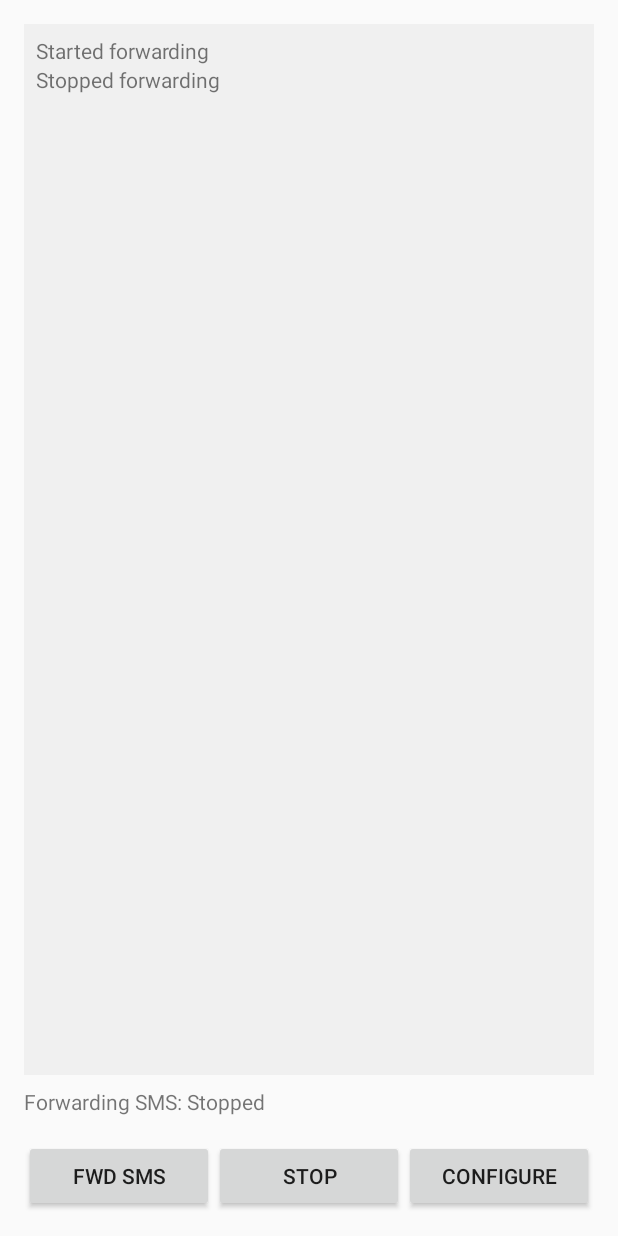
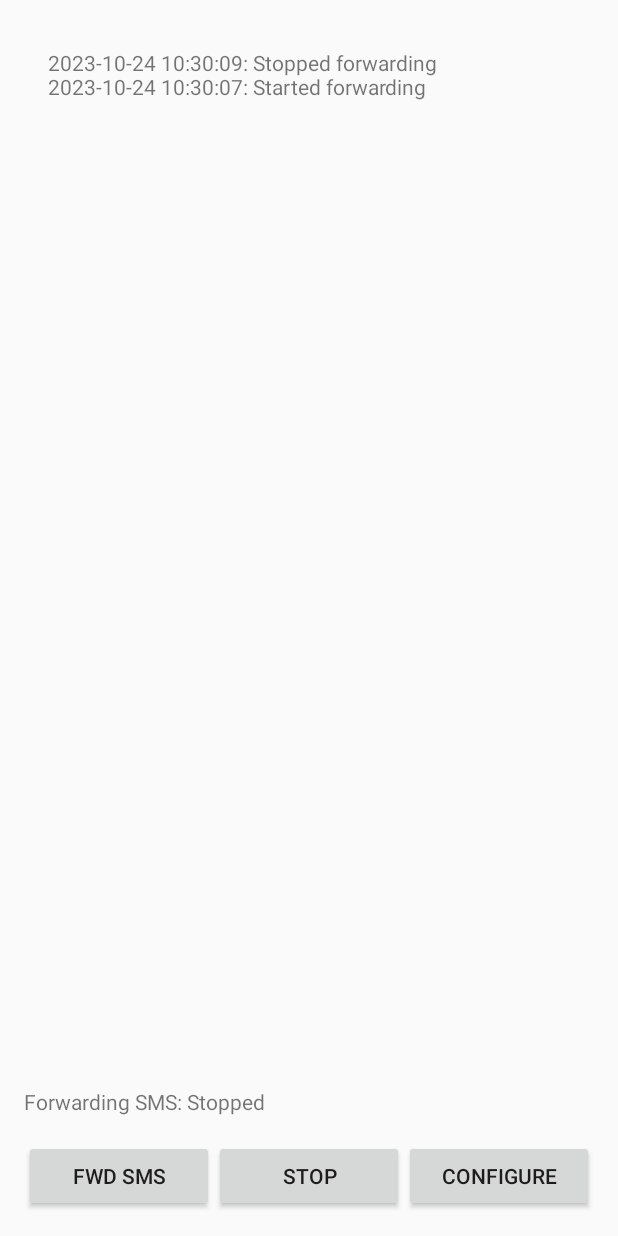
Before and after one commit to ganeshv/textfiltrator, an Android app built with Jetpack Compose: the screen it shows after launch (MainActivity), after a tap on "STOP", on a phone screen of 412 x 824 dp. Run offline under Robolectric (Android 15) with nearby library versions, the phone set to English and light mode, and no system bars; 1 other tap on this screen came first.

Commit message:
logging seems to work now

```diff
--- a/SMSReaderApp/app/build.gradle.kts
+++ b/SMSReaderApp/app/build.gradle.kts
@@ -49,17 +49,16 @@ android {
 dependencies {
 
     implementation("androidx.core:core-ktx:1.9.0")
-    implementation("androidx.lifecycle:lifecycle-runtime-ktx:2.6.1")
     implementation("androidx.activity:activity-compose:1.7.0")
     implementation(platform("androidx.compose:compose-bom:2023.03.00"))
     implementation("androidx.compose.ui:ui")
     implementation("androidx.compose.ui:ui-graphics")
     implementation("androidx.compose.ui:ui-tooling-preview")
     implementation("androidx.compose.material3:material3")
-    implementation("androidx.recyclerview:recyclerview:1.3.1")
     implementation("androidx.security:security-crypto:1.0.0")
     implementation("com.sun.mail:android-mail:1.6.5")
     implementation("com.sun.mail:android-activation:1.6.5")
+    implementation("androidx.appcompat:appcompat:1.6.1")
 
     testImplementation("junit:junit:4.13.2")
     androidTestImplementation("androidx.test.ext:junit:1.1.5")
--- a/SMSReaderApp/app/src/main/java/com/example/smsreaderapp/ConfigActivity.kt
+++ b/SMSReaderApp/app/src/main/java/com/example/smsreaderapp/ConfigActivity.kt
@@ -96,7 +96,7 @@ class ConfigActivity : Activity() {
             // Save to encrypted shared preferences
             saveSettings(smtpServer, portString, senderEmail, senderPassword, recipientEmails.joinToString(" "), subjectLine)
             configStatusTextView.text = "Configuration saved successfully!"
-
+            LogManager.log("Configuration saved successfully!")
             // Make all the fields uneditable until the Edit button is pressed
             disableEdit()
         }
@@ -105,6 +105,7 @@ class ConfigActivity : Activity() {
             // Wipe all preferences
             saveSettings("", "", "", "", "", "")
             loadSettings()
+            LogManager.log("Configuration reset successfully!")
         }
     }
 
--- a/SMSReaderApp/app/src/main/java/com/example/smsreaderapp/MainActivity.kt
+++ b/SMSReaderApp/app/src/main/java/com/example/smsreaderapp/MainActivity.kt
@@ -1,73 +1,30 @@
-/*
-package com.example.smsreaderapp
-
-import android.os.Bundle
-import androidx.activity.ComponentActivity
-import androidx.activity.compose.setContent
-import androidx.compose.foundation.layout.fillMaxSize
-import androidx.compose.material3.MaterialTheme
-import androidx.compose.material3.Surface
-import androidx.compose.material3.Text
-import androidx.compose.runtime.Composable
-import androidx.compose.ui.Modifier
-import androidx.compose.ui.tooling.preview.Preview
-import com.example.smsreaderapp.ui.theme.SMSReaderAppTheme
-
-class MainActivity : ComponentActivity() {
-    override fun onCreate(savedInstanceState: Bundle?) {
-        super.onCreate(savedInstanceState)
-        setContent {
-            SMSReaderAppTheme {
-                // A surface container using the 'background' color from the theme
-                Surface(modifier = Modifier.fillMaxSize(), color = MaterialTheme.colorScheme.background) {
-                    Greeting("Android")
-                }
-            }
-        }
-    }
-}
-
-@Composable
-fun Greeting(name: String, modifier: Modifier = Modifier) {
-    Text(
-            text = "Hello $name!",
-            modifier = modifier
-    )
-}
-
-@Preview(showBackground = true)
-@Composable
-fun GreetingPreview() {
-    SMSReaderAppTheme {
-        Greeting("Android")
-    }
-}
-*/
 package com.example.smsreaderapp
 
 import android.Manifest
 import android.app.Activity
+import android.content.ContentValues
 import android.content.Context
 import android.content.Intent
 import android.content.SharedPreferences
 import android.content.pm.PackageManager
+import android.database.sqlite.SQLiteDatabase
+import android.database.sqlite.SQLiteOpenHelper
 import android.os.Bundle
 import android.widget.Toast
 import androidx.core.app.ActivityCompat
-import android.util.Log
-import android.view.ViewGroup
 import android.widget.Button
-import android.widget.EditText
 import android.widget.TextView
-import androidx.recyclerview.widget.LinearLayoutManager
-import androidx.recyclerview.widget.RecyclerView
 import androidx.security.crypto.EncryptedSharedPreferences
 import androidx.security.crypto.MasterKeys
 import kotlinx.coroutines.CoroutineScope
 import kotlinx.coroutines.Dispatchers
+import kotlinx.coroutines.delay
+import kotlinx.coroutines.isActive
 import kotlinx.coroutines.launch
 import kotlinx.coroutines.withContext
-import java.time.temporal.ValueRange
+import java.text.SimpleDateFormat
+import java.util.Date
+import java.util.Locale
 
 class MainActivity : Activity() {
 
@@ -76,27 +33,30 @@ class MainActivity : Activity() {
     }
 
     // Declare Views
-    private lateinit var activityLogRecyclerView: RecyclerView
     private lateinit var statusTextView: TextView
     private lateinit var startButton: Button
     private lateinit var stopButton: Button
     private lateinit var configureButton: Button
     // List to store activity logs
-    private val activityLogs = mutableListOf<String>()
+    private lateinit var txtLogs: TextView
+    private var eventCount = 0
+    private var pollingJob: kotlinx.coroutines.Job? = null
 
     override fun onRequestPermissionsResult(requestCode: Int, permissions: Array<out String>, grantResults: IntArray) {
+        super.onRequestPermissionsResult(requestCode, permissions, grantResults)
         if (requestCode == SMS_PERMISSION_CODE) {
             if (grantResults.isNotEmpty() && grantResults[0] == PackageManager.PERMISSION_GRANTED) {
                 Toast.makeText(this, "SMS permission granted!", Toast.LENGTH_SHORT).show()
-                logActivity("SMS permission granted")
+                LogManager.log("SMS permission granted")
             } else {
                 Toast.makeText(this, "SMS permission denied.", Toast.LENGTH_SHORT).show()
-                logActivity("SMS permission denied")
+                LogManager.log("SMS permission denied")
             }
         }
     }
     override fun onCreate(savedInstanceState: Bundle?) {
         super.onCreate(savedInstanceState)
+        LogManager.initialize(this)
         setContentView(R.layout.activity_main)
 
         // Check for SMS permission
@@ -105,28 +65,23 @@ class MainActivity : Activity() {
         }
 
         // Bind Views
-        activityLogRecyclerView = findViewById(R.id.recyclerView)
+        txtLogs = findViewById(R.id.txtLogs)
         startButton = findViewById(R.id.startButton)
         stopButton = findViewById(R.id.stopButton)
         configureButton = findViewById(R.id.configureButton)
         statusTextView = findViewById(R.id.statusTextView)
 
-        // Set up RecyclerView
-        activityLogRecyclerView.layoutManager = LinearLayoutManager(this)
-        val adapter = LogAdapter(activityLogs)
-        activityLogRecyclerView.adapter = adapter
-
         // Set up listeners
 
         startButton.setOnClickListener {
             // Start forwarding logic here
-            logActivity("Started forwarding")
+            LogManager.log("Started forwarding")
             statusTextView.text = "Forwarding SMS: In progress"
         }
 
         stopButton.setOnClickListener {
             // Stop forwarding logic here
-            logActivity("Stopped forwarding")
+            LogManager.log("Stopped forwarding")
             statusTextView.text = "Forwarding SMS: Stopped"
         }
         configureButton.setOnClickListener {
@@ -136,31 +91,37 @@ class MainActivity : Activity() {
         }
     }
 
-    private fun logActivity(log: String) {
-        if (activityLogs.size >= 10) {
-            activityLogs.removeAt(0)  // remove the oldest log
+    override fun onResume() {
+        super.onResume()
+
+        pollingJob = CoroutineScope(Dispatchers.Main).launch {
+            while (isActive) { // check if the coroutine is still active
+                updateLogList()
+                delay(1000)
+            }
         }
-        activityLogs.add(log)
-        activityLogRecyclerView.adapter?.notifyDataSetChanged()
-        activityLogRecyclerView.smoothScrollToPosition(activityLogs.size - 1) // scroll to the latest log
     }
 
-}
-
-// Adapter for the RecyclerView
-class LogAdapter(private val logs: List<String>) : RecyclerView.Adapter<LogAdapter.ViewHolder>() {
-    class ViewHolder(val textView: TextView) : RecyclerView.ViewHolder(textView)
-
-    override fun onCreateViewHolder(parent: ViewGroup, viewType: Int): ViewHolder {
-        val textView = TextView(parent.context)
-        return ViewHolder(textView)
+    override fun onPause() {
+        super.onPause()
+        pollingJob?.cancel()
+        pollingJob = null
     }
 
-    override fun onBindViewHolder(holder: ViewHolder, position: Int) {
-        holder.textView.text = logs[position]
+    private suspend fun updateLogList() {
+        val dbHelper = LogManager.dbHelper
+        val count = dbHelper.getNumberOfEntries()
+        if (count > eventCount) {
+            // New log entries found
+            eventCount = count
+            val logs = dbHelper.getEntries(10) // Fetch only the new entries
+            val logText = logs.joinToString("\n") { (timestamp, text) ->
+                val date = SimpleDateFormat("yyyy-MM-dd HH:mm:ss", Locale.US).format(Date(timestamp))
+                "$date: $text"
+            }
+            txtLogs.text = logText
+        }
     }
-
-    override fun getItemCount() = logs.size
 }
 
 object EncryptedPreferencesUtil {
@@ -196,4 +157,99 @@ object EncryptedPreferencesUtil {
         getEncryptedSharedPreferences(context).edit().putInt(key, value).apply()
     }
 
+    fun getBoolean(context: Context, key: String, defaultValue: Boolean = false): Boolean {
+        return getEncryptedSharedPreferences(context).getBoolean(key, defaultValue)
+    }
+
+    fun putBoolean(context: Context, key: String, value: Boolean) {
+        getEncryptedSharedPreferences(context).edit().putBoolean(key, value).apply()
+    }
 }
+
+class DatabaseHelper(context: Context) : SQLiteOpenHelper(context, DATABASE_NAME, null, DATABASE_VERSION) {
+
+    companion object {
+        private const val DATABASE_VERSION = 1
+        private const val DATABASE_NAME = "LogDatabase.db"
+        private const val TABLE_NAME = "log_table"
+        private const val COLUMN_TIMESTAMP = "timestamp"
+        private const val COLUMN_TEXT = "text_string"
+    }
+
+    override fun onCreate(db: SQLiteDatabase?) {
+        val createTableStatement = "CREATE TABLE $TABLE_NAME ($COLUMN_TIMESTAMP INTEGER PRIMARY KEY, $COLUMN_TEXT TEXT)"
+        db?.execSQL(createTableStatement)
+    }
+
+    override fun onUpgrade(db: SQLiteDatabase?, oldVersion: Int, newVersion: Int) {
+        db?.execSQL("DROP TABLE IF EXISTS $TABLE_NAME")
+        onCreate(db)
+    }
+
+    suspend fun addEntry(timestamp: Long, text: String) = withContext(Dispatchers.IO) {
+        val values = ContentValues()
+        values.put(COLUMN_TIMESTAMP, timestamp)
+        values.put(COLUMN_TEXT, text)
+        writableDatabase.insert(TABLE_NAME, null, values)
+    }
+
+    suspend fun getEntries(n: Int): List<Pair<Long, String>> = withContext(Dispatchers.IO) {
+        val logs = mutableListOf<Pair<Long, String>>()
+        val db = readableDatabase
+        val cursor = db.rawQuery("SELECT * FROM $TABLE_NAME ORDER BY $COLUMN_TIMESTAMP DESC LIMIT ?", arrayOf(n.toString()))
+        val timestampIndex = cursor.getColumnIndex(COLUMN_TIMESTAMP)
+        val textIndex = cursor.getColumnIndex(COLUMN_TEXT)
+
+        if (timestampIndex != -1 && textIndex != -1 && cursor.moveToFirst()) {
+            do {
+                val timestamp = cursor.getLong(timestampIndex)
+                val text = cursor.getString(textIndex)
+                logs.add(Pair(timestamp, text))
+            } while (cursor.moveToNext())
+        }
+        cursor.close()
+        logs
+    }
+
+    suspend fun getNumberOfEntries(): Int = withContext(Dispatchers.IO) {
+        val db = readableDatabase
+        val cursor = db.rawQuery("SELECT COUNT(*) FROM $TABLE_NAME", null)
+        cursor.moveToFirst()
+        val count = cursor.getInt(0)
+        cursor.close()
+        count
+    }
+
+    suspend fun truncateLog(entries: Int) = withContext(Dispatchers.IO) {
+        val db = writableDatabase
+
+        // This method removes the oldest records keeping only the 900 latest records.
+        db.execSQL("DELETE FROM $TABLE_NAME WHERE $COLUMN_TIMESTAMP NOT IN (SELECT $COLUMN_TIMESTAMP FROM $TABLE_NAME ORDER BY $COLUMN_TIMESTAMP DESC LIMIT $entries")
+    }
+}
+
+object LogManager {
+    lateinit var dbHelper: DatabaseHelper
+
+    fun initialize(context: Context) {
+        dbHelper = DatabaseHelper(context.applicationContext)
+    }
+
+    fun log(text: String, context: Context? = null) {
+        if (!::dbHelper.isInitialized) {
+            if (context == null) {
+                throw Exception("LogManager not initialized!")
+            } else {
+                initialize(context)
+            }
+        }
+        val currentTimestamp = System.currentTimeMillis()
+        CoroutineScope(Dispatchers.IO).launch {
+            dbHelper.addEntry(currentTimestamp, text)
+            val count = dbHelper.getNumberOfEntries()
+            if (count > 1000) {
+                dbHelper.truncateLog(900)
+            }
+        }
+    }
+}
--- a/SMSReaderApp/app/src/main/res/layout/activity_main.xml
+++ b/SMSReaderApp/app/src/main/res/layout/activity_main.xml
@@ -6,14 +6,18 @@
     android:orientation="vertical"
     android:padding="16dp">
 
-    <!-- RecyclerView for Activity Log -->
-    <androidx.recyclerview.widget.RecyclerView
-        android:id="@+id/recyclerView"
+    <ScrollView
+        android:id="@+id/logScrollView"
         android:layout_width="match_parent"
         android:layout_height="0dp"
-        android:layout_weight="1"
-        android:background="#f0f0f0"
-        android:padding="8dp"/>
+        android:layout_weight="1">
+
+        <TextView
+            android:id="@+id/txtLogs"
+            android:layout_width="match_parent"
+            android:layout_height="wrap_content"
+            android:padding="16dp"/>
+    </ScrollView>
 
     <!-- Status TextView -->
     <TextView
```
Also changed, not shown: SMSReaderApp/app/src/main/java/com/example/smsreaderapp/SmsReceiver.kt (+10 -5 lines).
